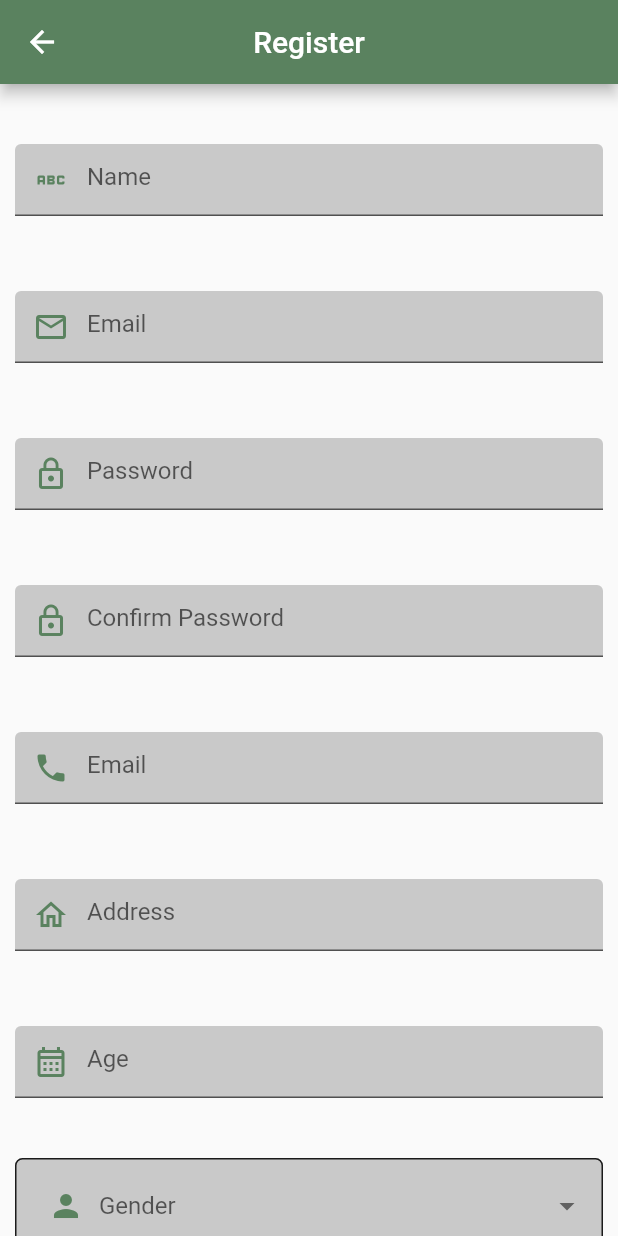
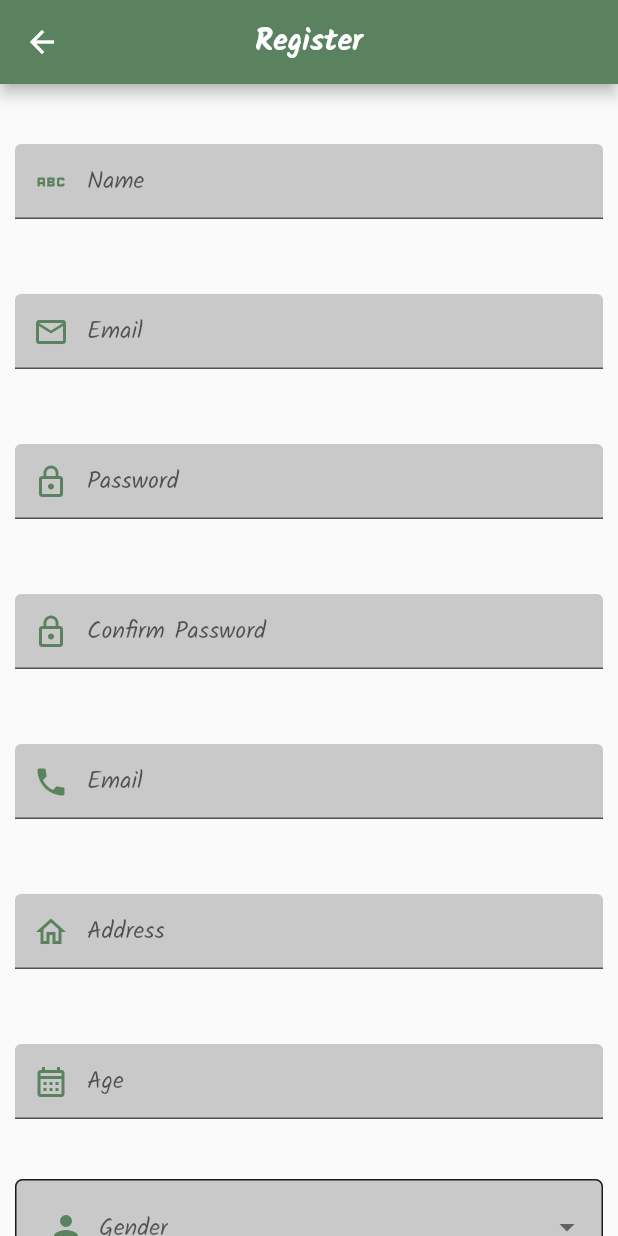
Before and after one commit to naghamlatefa/pharmacy_11, a Flutter app: the register screen opened directly, on a phone screen of 412 x 824 dp. Run offline on Flutter 3.47's test engine with Material 2 defaults, Android fonts, the phone set to English and light mode, and no system bars; our stand-ins replace bordered_text, get.

Commit message:
Add files via upload

```diff
--- a/lib/register.dart
+++ b/lib/register.dart
@@ -18,7 +18,7 @@ import 'categories.dart';
      return Scaffold(
        appBar: AppBar(
          backgroundColor: Color.fromRGBO(90, 130, 95, 100),
-         title: Text('Register'),
+         title: Text('Register',style: TextStyle(fontFamily:'Kalam',fontWeight: FontWeight.w700)),
          centerTitle: true,
        ),
        body: Form(
@@ -38,7 +38,8 @@ import 'categories.dart';
                      filled: true,
                      prefixIcon: Icon(Icons.abc,
                        color: Color.fromRGBO(90, 130, 95, 100),),
-                     hintText: 'Name'
+                     hintText: 'Name',
+                   hintStyle: TextStyle(fontFamily:'Kalam')
                  ),
                  validator: (value){
                    if(value!.isEmpty){
@@ -61,7 +62,8 @@ import 'categories.dart';
                      filled: true,
                      prefixIcon: Icon(Icons.email_outlined,
                        color: Color.fromRGBO(90, 130, 95, 100),),
-                     hintText: 'Email'
+                     hintText: 'Email',
+                     hintStyle: TextStyle(fontFamily:'Kalam')
                  ),
                  validator: (value){
                    if(value!.isEmpty){
@@ -85,7 +87,8 @@ import 'categories.dart';
                      filled: true,
                      prefixIcon: Icon(Icons.lock_outline,
                        color: Color.fromRGBO(90, 130, 95, 100),),
-                     hintText: 'Password'
+                     hintText: 'Password',
+                     hintStyle: TextStyle(fontFamily:'Kalam')
                  ),
                  controller: _pass,
                  validator: (value){
@@ -110,7 +113,8 @@ import 'categories.dart';
                      filled: true,
                      prefixIcon: Icon(Icons.lock_outline,
                        color: Color.fromRGBO(90, 130, 95, 100),),
-                     hintText: 'Confirm Password'
+                     hintText: 'Confirm Password',
+                     hintStyle: TextStyle(fontFamily:'Kalam')
                  ),
                  controller: _confirm,
                  validator: (value){
@@ -137,7 +141,8 @@ import 'categories.dart';
                      filled: true,
                      prefixIcon: Icon(Icons.phone,
                        color: Color.fromRGBO(90, 130, 95, 100),),
-                     hintText: 'Email'
+                     hintText: 'Email',
+                     hintStyle: TextStyle(fontFamily:'Kalam')
                  ),
                  validator: (value){
                    if(value!.isEmpty){
@@ -160,7 +165,8 @@ import 'categories.dart';
                      filled: true,
                      prefixIcon: Icon(Icons.home_outlined,
                        color: Color.fromRGBO(90, 130, 95, 100),),
-                     hintText: 'Address'
+                     hintText: 'Address',
+                     hintStyle: TextStyle(fontFamily:'Kalam')
                  ),
                  validator: (value){
                    if(value!.isEmpty){
@@ -184,7 +190,8 @@ import 'categories.dart';
                      filled: true,
                      prefixIcon: Icon(Icons.calendar_month_outlined,
                        color: Color.fromRGBO(90, 130, 95, 100),),
-                     hintText: 'Age'
+                     hintText: 'Age',
+                     hintStyle: TextStyle(fontFamily:'Kalam')
                  ),
                  validator: (value){
                    if(value!.isEmpty){
@@ -206,13 +213,13 @@ import 'categories.dart';
                ),
                  hint:  Row(
                      children:<Widget> [SizedBox(width:10),Icon(Icons.person,
-                     color:Color.fromRGBO(90, 130, 95, 100) ,),SizedBox(width: 10,),Text("Gender")]),
+                     color:Color.fromRGBO(90, 130, 95, 100) ,),SizedBox(width: 10,),Text("Gender",style: TextStyle(fontFamily:'Kalam'))]),
                  isExpanded:true,
                  /*underline: Divider(color: Color.fromRGBO(90, 130, 95, 100),thickness: 2,),*/
                    items: ["Male","Female"].map((e) => DropdownMenuItem(child: Row(
                      children: [SizedBox(width: 10,),Icon(Icons.person,
                      color: Color.fromRGBO(90, 130, 95, 100),),SizedBox(width:10),
-                       Text("$e"),
+                       Text("$e", style: TextStyle(fontFamily:'Kalam')),
                      ],
                    ), value: e)).toList(), onChanged: (val){
                    setState(() {
@@ -234,7 +241,7 @@ import 'categories.dart';
                    height: 50,
                    onPressed: () {
                      if(formkey.currentState!.validate()){
-                       Navigator.pushReplacement(
+                       Navigator.push(
                          context,
                          MaterialPageRoute(
                            builder: (context) => categories(),
@@ -250,6 +257,7 @@ import 'categories.dart';
                          color: Colors.white,),
                        Text(' Sign Up',
                          style: TextStyle(
+                           fontFamily: 'Kalam',
                            color: Colors.white,
                            fontWeight: FontWeight.w600,
                            fontSize: 19,
```
Also changed, not shown: lib/categories.dart (+30 -7 lines), lib/drawer.dart (+8 -3 lines), lib/reminders.dart (added, +41 -0 lines).
